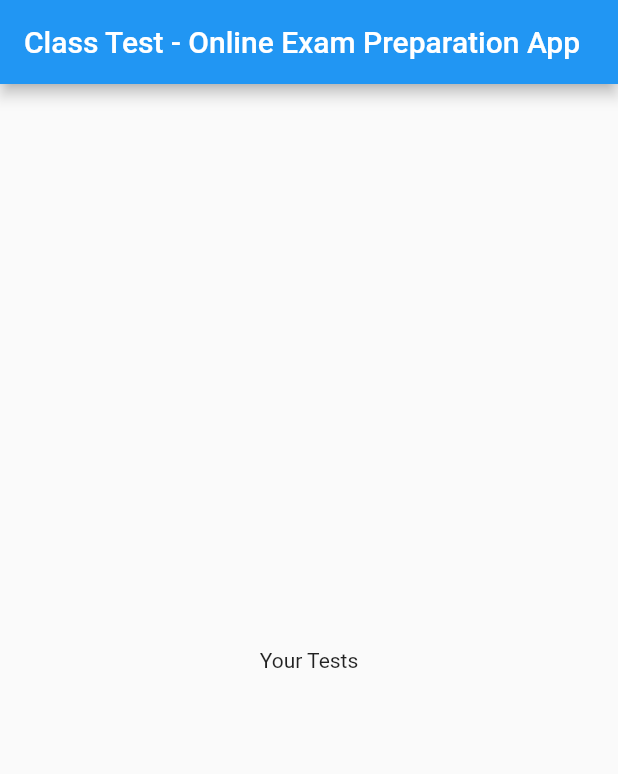
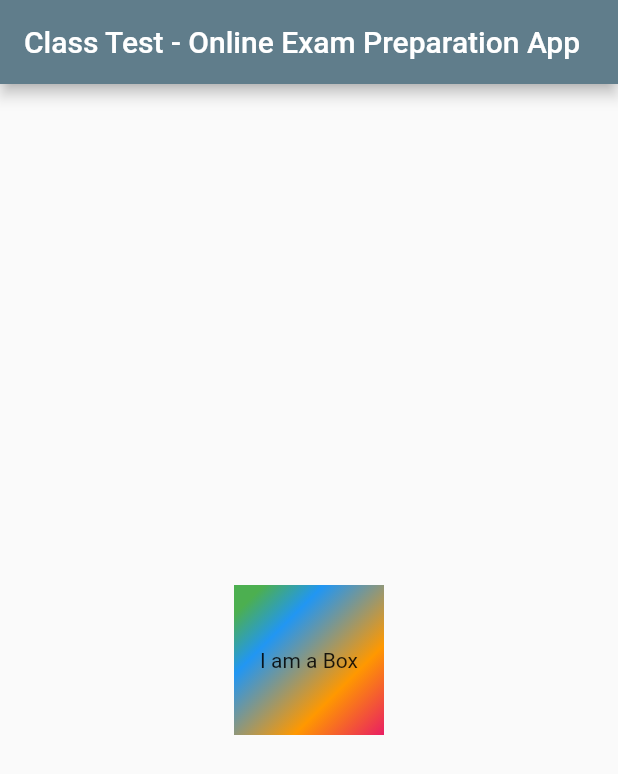
Before and after one commit to Ramji001/MyApp, a Flutter app: the screen it shows after launch, on a phone screen of 412 x 824 dp. Shown: the top 774 px of the screen. Run offline on Flutter 3.47's test engine with Material 2 defaults, Android fonts, the phone set to English and light mode, and no system bars.

Commit message:
chapter 1 closed

```diff
--- a/class_test/lib/main.dart
+++ b/class_test/lib/main.dart
@@ -12,10 +12,34 @@ class HomePage extends StatelessWidget {
   Widget build(BuildContext context) {
     return Scaffold(
       appBar: AppBar(
+        backgroundColor: Colors.blueGrey,
         title: Text("Class Test - Online Exam Preparation App"),
       ),
-      body: Container(
-        child: Center(child: Text("Your Tests")),
+      body: Center(
+        child: Container(
+          padding: const EdgeInsets.all(10),
+          alignment: Alignment.center,
+          width: 100,
+          height: 100,
+          child: Text("I am a Box"),
+          decoration: BoxDecoration(
+              color: Colors.teal,
+              gradient: LinearGradient(
+                  begin: Alignment.topLeft,
+                  end: Alignment.bottomRight,
+                  stops: [
+                    0.1,
+                    0.3,
+                    0.7,
+                    1
+                  ],
+                  colors: [
+                    Colors.green,
+                    Colors.blue,
+                    Colors.orange,
+                    Colors.pink
+                  ])),
+        ),
       ),
     );
   }
```
Also changed, not shown: 1 other file.
